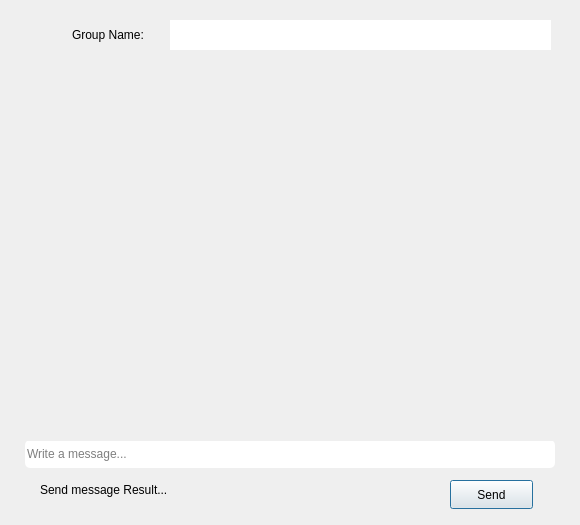
The window that groupchat.ui (borhanem/Messenger_Void_13) describes before a commit, drawn with Qt 5.
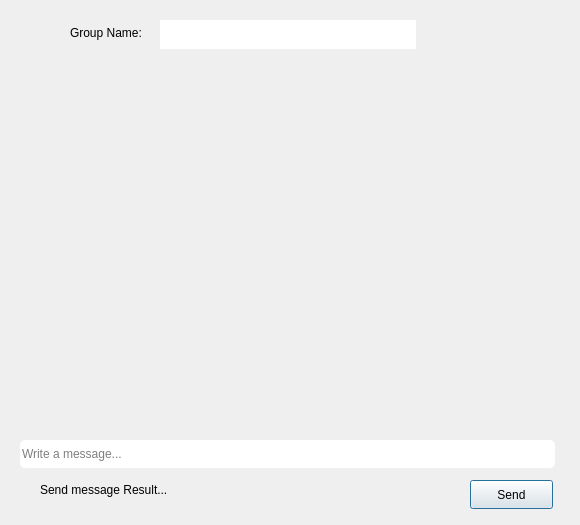
The same window after the commit.

Patch:
```diff
--- a/groupchat.ui
+++ b/groupchat.ui
@@ -16,9 +16,9 @@
   <widget class="QLineEdit" name="messagebar_led">
    <property name="geometry">
     <rect>
-     <x>25</x>
+     <x>20</x>
      <y>440</y>
-     <width>530</width>
+     <width>535</width>
      <height>28</height>
     </rect>
    </property>
@@ -33,7 +33,7 @@
   <widget class="QPushButton" name="send_pbn">
    <property name="geometry">
     <rect>
-     <x>450</x>
+     <x>470</x>
      <y>480</y>
      <width>83</width>
      <height>29</height>
@@ -66,10 +66,10 @@
   <widget class="QTextBrowser" name="groupname_led">
    <property name="geometry">
     <rect>
-     <x>170</x>
+     <x>160</x>
      <y>20</y>
-     <width>381</width>
-     <height>31</height>
+     <width>256</width>
+     <height>29</height>
     </rect>
    </property>
    <property name="styleSheet">
@@ -87,30 +87,13 @@
 &lt;p align=&quot;right&quot; style=&quot;-qt-paragraph-type:empty; margin-top:0px; margin-bottom:0px; margin-left:0px; margin-right:0px; -qt-block-indent:0; text-indent:0px; font-family:'Segoe UI'; font-weight:400;&quot;&gt;&lt;br /&gt;&lt;/p&gt;&lt;/body&gt;&lt;/html&gt;</string>
    </property>
   </widget>
-  <widget class="QLabel" name="label">
-   <property name="geometry">
-    <rect>
-     <x>30</x>
-     <y>19</y>
-     <width>31</width>
-     <height>31</height>
-    </rect>
-   </property>
-   <property name="styleSheet">
-    <string notr="true">border-radius: 5px;
-</string>
-   </property>
-   <property name="text">
-    <string/>
-   </property>
-  </widget>
   <widget class="QScrollArea" name="group_scroll_area">
    <property name="geometry">
     <rect>
-     <x>25</x>
+     <x>20</x>
      <y>50</y>
-     <width>530</width>
-     <height>391</height>
+     <width>535</width>
+     <height>390</height>
     </rect>
    </property>
    <property name="styleSheet">
@@ -124,41 +107,61 @@
      <rect>
       <x>0</x>
       <y>0</y>
-      <width>530</width>
-      <height>391</height>
+      <width>535</width>
+      <height>390</height>
      </rect>
     </property>
    </widget>
   </widget>
-  <widget class="QPushButton" name="pushButton">
-   <property name="geometry">
-    <rect>
-     <x>30</x>
-     <y>20</y>
-     <width>31</width>
-     <height>29</height>
-    </rect>
-   </property>
-   <property name="styleSheet">
-    <string notr="true">border-radius: 5px;</string>
-   </property>
-   <property name="text">
-    <string/>
-   </property>
-  </widget>
   <widget class="QLabel" name="chatTypeShow_lbl">
    <property name="geometry">
     <rect>
-     <x>72</x>
-     <y>19</y>
-     <width>101</width>
-     <height>31</height>
+     <x>70</x>
+     <y>23</y>
+     <width>88</width>
+     <height>20</height>
     </rect>
    </property>
+   <property name="styleSheet">
+    <string notr="true">font: 700 9pt &quot;Segoe Script&quot;;</string>
+   </property>
    <property name="text">
     <string>Group Name:</string>
    </property>
   </widget>
+  <widget class="QPushButton" name="pushButton">
+   <property name="geometry">
+    <rect>
+     <x>10</x>
+     <y>10</y>
+     <width>31</width>
+     <height>29</height>
+    </rect>
+   </property>
+   <property name="styleSheet">
+    <string notr="true">border-radius: 5px;</string>
+   </property>
+   <property name="text">
+    <string/>
+   </property>
+  </widget>
+  <widget class="QLabel" name="label">
+   <property name="geometry">
+    <rect>
+     <x>20</x>
+     <y>20</y>
+     <width>36</width>
+     <height>31</height>
+    </rect>
+   </property>
+   <property name="styleSheet">
+    <string notr="true">border-radius: 5px;
+</string>
+   </property>
+   <property name="text">
+    <string/>
+   </property>
+  </widget>
  </widget>
  <resources/>
  <connections/>
```
